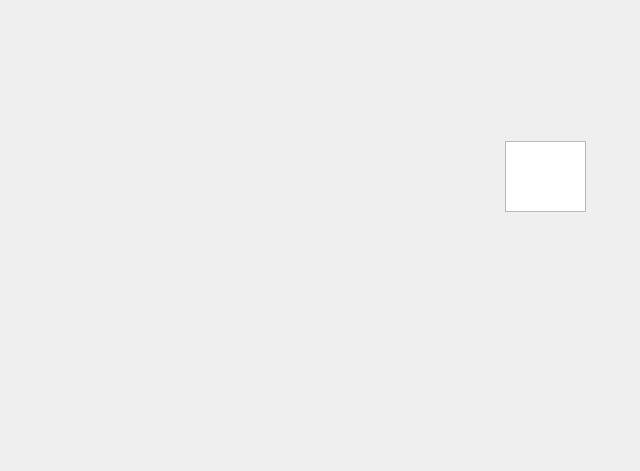
Above: UI/robotwidget.ui from AliHejazi/Kn2cMonitoring before the change. Below: the same form after it.
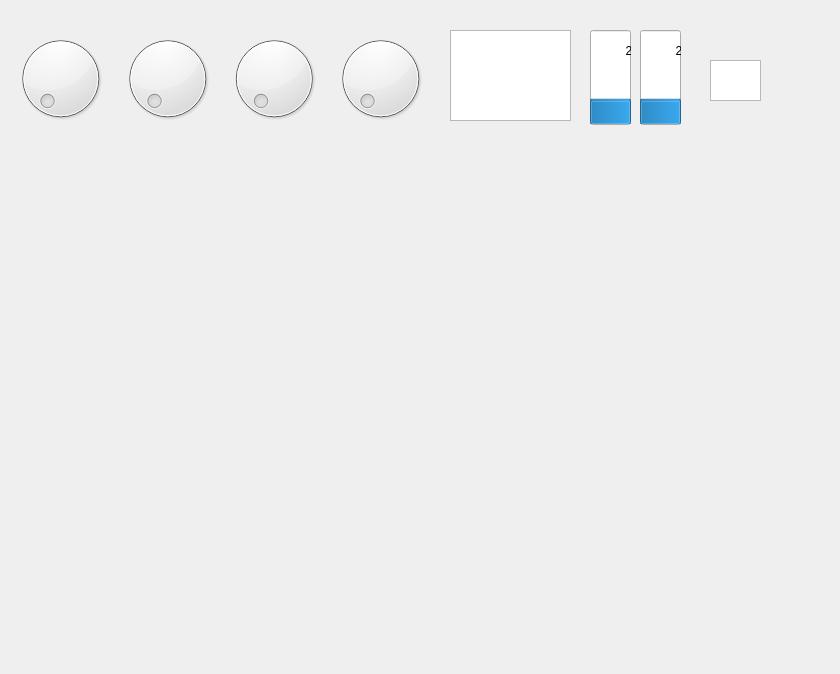
That is the form after the change. Icons and pictures are not drawn.

Diff of the .ui file:
```diff
--- a/UI/robotwidget.ui
+++ b/UI/robotwidget.ui
@@ -6,8 +6,8 @@
    <rect>
     <x>0</x>
     <y>0</y>
-    <width>640</width>
-    <height>471</height>
+    <width>840</width>
+    <height>674</height>
    </rect>
   </property>
   <property name="windowTitle">
@@ -16,10 +16,120 @@
   <widget class="QGraphicsView" name="graphicsView">
    <property name="geometry">
     <rect>
-     <x>505</x>
-     <y>141</y>
-     <width>81</width>
-     <height>71</height>
+     <x>450</x>
+     <y>30</y>
+     <width>121</width>
+     <height>91</height>
+    </rect>
+   </property>
+   <property name="styleSheet">
+    <string notr="true">border-image: url(:/new/prefix1/Images/GoodCircuit.jpg);</string>
+   </property>
+  </widget>
+  <widget class="QGraphicsView" name="wifiGraphicsView">
+   <property name="geometry">
+    <rect>
+     <x>710</x>
+     <y>60</y>
+     <width>51</width>
+     <height>41</height>
+    </rect>
+   </property>
+   <property name="styleSheet">
+    <string notr="true">border-image: url(:/new/prefix1/Images/veryLowSignal.png);</string>
+   </property>
+  </widget>
+  <widget class="QWidget" name="gridLayoutWidget">
+   <property name="geometry">
+    <rect>
+     <x>10</x>
+     <y>30</y>
+     <width>421</width>
+     <height>97</height>
+    </rect>
+   </property>
+   <layout class="QGridLayout" name="gridLayout">
+    <item row="0" column="3">
+     <widget class="QDial" name="dial"/>
+    </item>
+    <item row="0" column="0">
+     <widget class="QDial" name="dial_3"/>
+    </item>
+    <item row="0" column="2">
+     <widget class="QDial" name="dial_2"/>
+    </item>
+    <item row="0" column="1">
+     <widget class="QDial" name="dial_4"/>
+    </item>
+   </layout>
+  </widget>
+  <widget class="QProgressBar" name="progressBar">
+   <property name="geometry">
+    <rect>
+     <x>590</x>
+     <y>30</y>
+     <width>41</width>
+     <height>95</height>
+    </rect>
+   </property>
+   <property name="acceptDrops">
+    <bool>false</bool>
+   </property>
+   <property name="autoFillBackground">
+    <bool>false</bool>
+   </property>
+   <property name="value">
+    <number>24</number>
+   </property>
+   <property name="alignment">
+    <set>Qt::AlignLeading|Qt::AlignLeft|Qt::AlignVCenter</set>
+   </property>
+   <property name="orientation">
+    <enum>Qt::Vertical</enum>
+   </property>
+   <property name="invertedAppearance">
+    <bool>false</bool>
+   </property>
+   <property name="textDirection">
+    <enum>QProgressBar::TopToBottom</enum>
+   </property>
+   <property name="format">
+    <string>%p%</string>
+   </property>
+  </widget>
+  <widget class="QProgressBar" name="progressBar_2">
+   <property name="geometry">
+    <rect>
+     <x>640</x>
+     <y>30</y>
+     <width>41</width>
+     <height>95</height>
+    </rect>
+   </property>
+   <property name="value">
+    <number>24</number>
+   </property>
+   <property name="orientation">
+    <enum>Qt::Vertical</enum>
+   </property>
+  </widget>
+  <widget class="QWidget" name="widget_4" native="true">
+   <property name="geometry">
+    <rect>
+     <x>10</x>
+     <y>140</y>
+     <width>281</width>
+     <height>211</height>
+    </rect>
+   </property>
+  </widget>
+  <widget class="QWidget" name="widget" native="true">
+   <property name="geometry">
+    <rect>
+     <x>310</x>
+     <y>140</y>
+     <width>321</width>
+     <height>211</height>
     </rect>
    </property>
   </widget>
```
